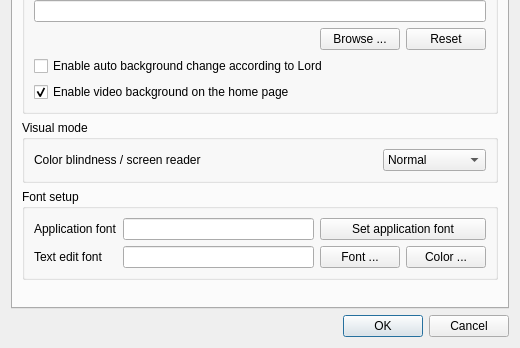
Old version of the form src/dialog/configdialog.ui in the repository lolosiyue/Qsanguosha-sijyu; both pictures show x 0 to 520 and y 272 to 620 of the 520 by 620 pixel window.
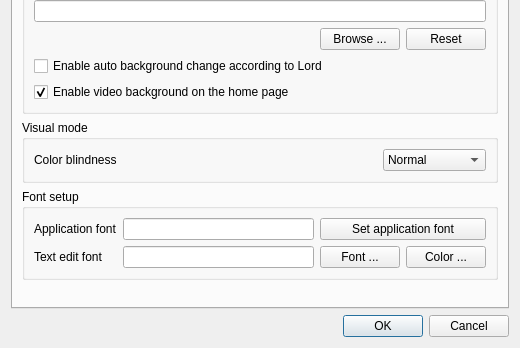
New version of the form.

Patch:
```diff
--- a/src/dialog/configdialog.ui
+++ b/src/dialog/configdialog.ui
@@ -348,7 +348,7 @@
           <item>
            <widget class="QLabel" name="visualModeLabel">
             <property name="text">
-             <string>Color blindness / screen reader</string>
+             <string>Color blindness</string>
             </property>
            </widget>
           </item>
```
